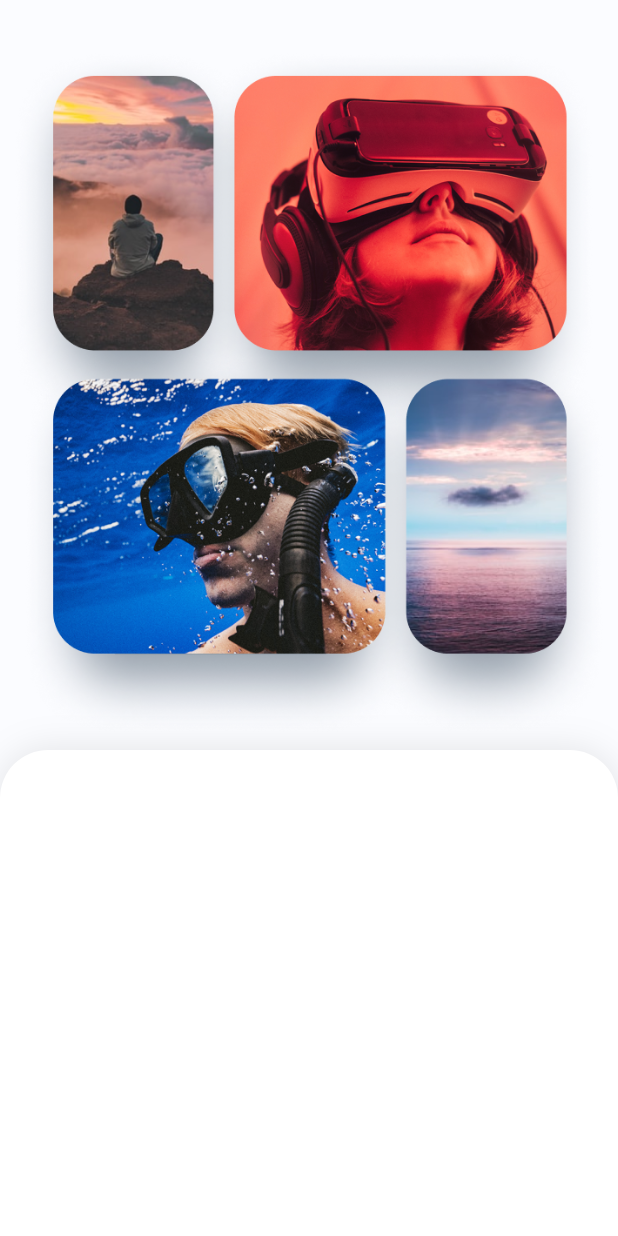
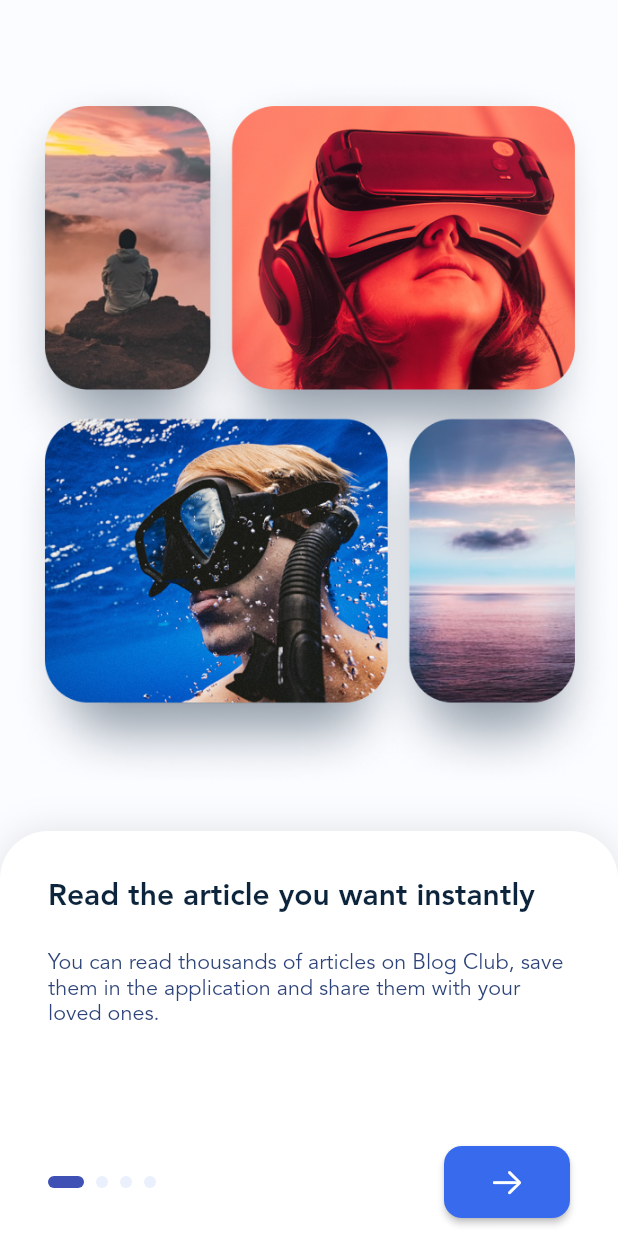
Before and after one commit to lfawtme/blogclub, a Flutter app: the screen it shows after launch, on a phone screen of 412 x 824 dp. Run offline on Flutter 3.47's test engine with Material 2 defaults, Android fonts, the phone set to English and light mode, and no system bars; drawn by our look-alikes of smooth_page_indicator; our stand-ins replace dotted_border, flutter_svg.

Commit message:
'onboardingedited'

```diff
--- a/lib/data.dart
+++ b/lib/data.dart
@@ -142,4 +142,20 @@ class AppDatabase {
           imageFileName: 'small_post_3.jpg'),
     ];
   }
+  static List<OnboardingItem> get onboardingItems {
+   List<OnboardingItem> items =[];
+   for
+     (var i=0 ;i<4 ;i++) {
+        items.add(OnboardingItem('Read the article you want instantly', 'You can read thousands of articles on Blog Club, save them in the application and share them with your loved ones.')
+        );
+   }
+   return items;
+   }
 }
+
+class OnboardingItem {
+  final String title;
+  final String description;
+
+  OnboardingItem(this.title, this.description);
+}
--- a/lib/main.dart
+++ b/lib/main.dart
@@ -9,12 +9,14 @@ import 'package:flutter/material.dart';
 import 'package:dotted_border/dotted_border.dart';
 import 'package:flutter/services.dart';
 
+
 void main() {
   SystemChrome.setSystemUIOverlayStyle(const SystemUiOverlayStyle(
     statusBarColor: Colors.white,
     statusBarIconBrightness: Brightness.dark,
     systemNavigationBarColor: Colors.white,
     systemNavigationBarIconBrightness: Brightness.dark,
+
   ));
   runApp(const MyApp());
 }
--- a/lib/onboarding.dart
+++ b/lib/onboarding.dart
@@ -1,9 +1,34 @@
+import 'package:blogclub/data.dart';
 import 'package:blogclub/gen/assets.gen.dart';
+import 'package:blogclub/home.dart';
 import 'package:flutter/cupertino.dart';
 import 'package:flutter/material.dart';
+import 'package:smooth_page_indicator/smooth_page_indicator.dart';
 
-class OnBoardingScreen extends StatelessWidget {
+class OnBoardingScreen extends StatefulWidget {
   const OnBoardingScreen({super.key});
+
+  @override
+  State<OnBoardingScreen> createState() => _OnBoardingScreenState();
+}
+
+class _OnBoardingScreenState extends State<OnBoardingScreen> {
+  final PageController _pageController=PageController();
+ final items =AppDatabase.onboardingItems;
+ int page=0;
+ @override
+  void initState() {
+   _pageController.addListener(() {
+    if(_pageController.page!.round()!=page){
+      setState(() {
+        page =_pageController.page!.round();
+        debugPrint('OnBoarding : selected page -> $page');
+      });
+    }
+   });
+
+    super.initState();
+  }
 
   @override
   Widget build(BuildContext context) {
@@ -20,7 +45,7 @@ class OnBoardingScreen extends StatelessWidget {
               ),
             ),
             Container(
-              height: 324,
+              height: 270,
               decoration: BoxDecoration(
                   color: themeData.colorScheme.surface,
                   boxShadow: [
@@ -35,9 +60,61 @@ class OnBoardingScreen extends StatelessWidget {
                   )),
               child: Column(
                 children: [
+                  Expanded(child: PageView.builder(
+                    itemCount: items.length,
+                    controller: _pageController,
+                    itemBuilder: (context,index){
+                    return Padding(
+                      padding: const EdgeInsets.all(32),
+                      child: Column(
+                        crossAxisAlignment: CrossAxisAlignment.start,
+                        children: [
+                          Text(items[index].title,
+                          style: themeData.textTheme.headline5,),
+                          SizedBox(height: 24,),
+                          Text(items[index].description,
+                          style: themeData.textTheme.subtitle1!.apply(fontSizeFactor: 0.8),),
+                        ],
+                      ),
+                    );
+                  },),
+                  ),
                   Container(
                     height: 60,
-                    child: Row(),
+                     padding: const EdgeInsets.only(right: 32,left: 32,bottom: 12),
+                    child: Row(
+                      mainAxisAlignment: MainAxisAlignment.spaceBetween,
+                    children:[
+                      SmoothPageIndicator(
+                      controller: _pageController,
+                      count: items.length,
+                      effect:
+                      ExpandingDotsEffect(
+                      dotHeight: 8,
+                      dotWidth: 8,
+                      dotColor: themeData.colorScheme.primary.withOpacity(0.1)),),
+                      ElevatedButton(
+                      onPressed: (){
+                        if (page==items.length-1){
+                          Navigator.of(context).pushReplacement(
+                            MaterialPageRoute(builder: (context)=>const HomeScreen())
+                          );
+                        } else {
+                          _pageController.animateToPage(page+1, duration: Duration(milliseconds: 500), curve: Curves.decelerate);
+                        }
+                      },
+                      style:
+                      ButtonStyle(
+                        minimumSize: MaterialStateProperty.all(const Size(84, 60)),
+                        shape: MaterialStateProperty.all(RoundedRectangleBorder(
+                        borderRadius: BorderRadius.circular(12)),)
+                      ),
+                      child: Icon(page==items.length-1
+                      ?CupertinoIcons.check_mark
+                      :CupertinoIcons.arrow_right),
+                      )
+                    ],
+                    ),
                   )
                 ],
               ),
```
Also changed, not shown: pubspec.lock, 1 other file.
